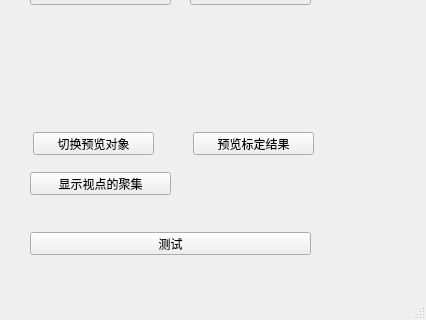
h005/myViewpoint, file hellogl2/mainentrywindow.ui: the form before one commit; both pictures show x 0 to 426 and y 348 to 668 of the 426 by 668 pixel window.
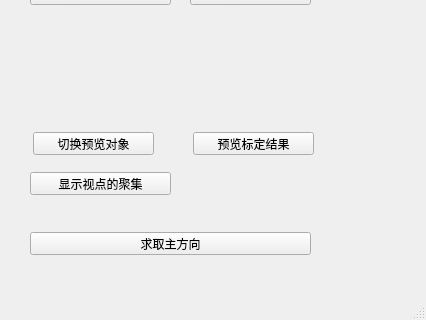
The form after the commit.

Commit message: 文字修改

Diff of the .ui file:
```diff
--- a/hellogl2/mainentrywindow.ui
+++ b/hellogl2/mainentrywindow.ui
@@ -232,7 +232,7 @@
      </rect>
     </property>
     <property name="text">
-     <string>测试</string>
+     <string>求取主方向</string>
     </property>
    </widget>
   </widget>
```
